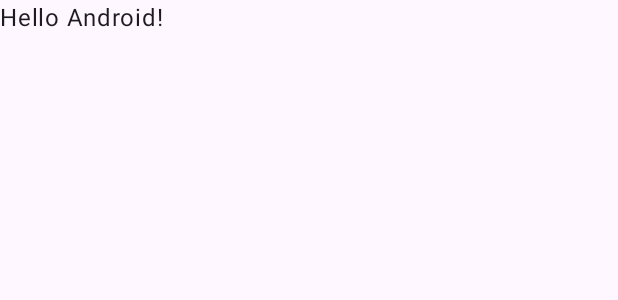
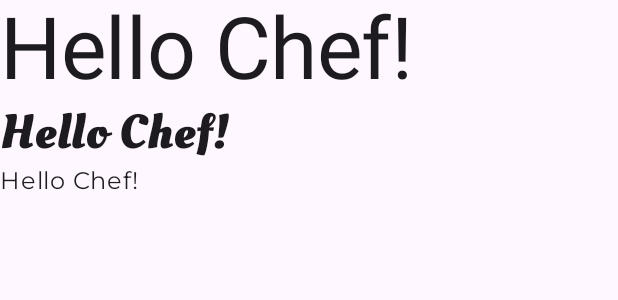
Before and after one commit to cristinamiu/RecipesApp, an Android app built with Jetpack Compose: the @Preview function DefaultPreview, on a phone screen of 412 x 824 dp. Shown: the top 300 px of the screen. Run offline under Robolectric (Android 15) with nearby library versions, the phone set to English and light mode, and no system bars.

Commit message:
Adds Fonts

```diff
--- a/app/src/main/java/com/example/recipesapp/MainActivity.kt
+++ b/app/src/main/java/com/example/recipesapp/MainActivity.kt
@@ -3,12 +3,14 @@ package com.example.recipesapp
 import android.os.Bundle
 import androidx.activity.ComponentActivity
 import androidx.activity.compose.setContent
+import androidx.compose.foundation.layout.Column
 import androidx.compose.foundation.layout.fillMaxSize
 import androidx.compose.material3.MaterialTheme
 import androidx.compose.material3.Surface
 import androidx.compose.material3.Text
 import androidx.compose.runtime.Composable
 import androidx.compose.ui.Modifier
+import androidx.compose.ui.text.TextStyle
 import androidx.compose.ui.tooling.preview.Preview
 import com.example.recipesapp.ui.theme.RecipesAppTheme
 
@@ -22,7 +24,7 @@ class MainActivity : ComponentActivity() {
                     modifier = Modifier.fillMaxSize(),
                     color = MaterialTheme.colorScheme.background
                 ) {
-                    Greeting("Android")
+//                    Greeting("Android")
                 }
             }
         }
@@ -30,8 +32,9 @@ class MainActivity : ComponentActivity() {
 }
 
 @Composable
-fun Greeting(name: String) {
-    Text(text = "Hello $name!")
+fun Greeting(name: String, style: TextStyle) {
+    Text(text = "Hello $name!",
+    style = style)
 }
 
 @Preview(showBackground = true)
@@ -56,6 +59,19 @@ fun App() {
         modifier = Modifier.fillMaxSize(),
         color = MaterialTheme.colorScheme.background
     ) {
-        Greeting("Android")
+        Column() {
+            Greeting(name = "Chef",
+                style = MaterialTheme.typography.displayLarge)
+
+            Greeting(name = "Chef",
+                style = MaterialTheme.typography.displayMedium)
+
+            Greeting(name = "Chef",
+                style = MaterialTheme.typography.bodyLarge)
+        }
+
+
+
+
     }
 }
--- a/app/src/main/java/com/example/recipesapp/ui/theme/Theme.kt
+++ b/app/src/main/java/com/example/recipesapp/ui/theme/Theme.kt
@@ -85,6 +85,7 @@ fun RecipesAppTheme(
 
     MaterialTheme(
         colorScheme = colors,
-        content = content
+        typography = Typography,
+        content = content,
     )
 }
```
Also changed, not shown: app/src/main/java/com/example/recipesapp/ui/theme/Type.kt (+19 -18 lines), app/src/main/res/font/montserrat_bold.ttf (added), app/src/main/res/font/montserrat_regular.ttf (added), app/src/main/res/font/oleoscript_bold.ttf (added), app/src/main/res/font/oleoscript_regular.ttf (added).
